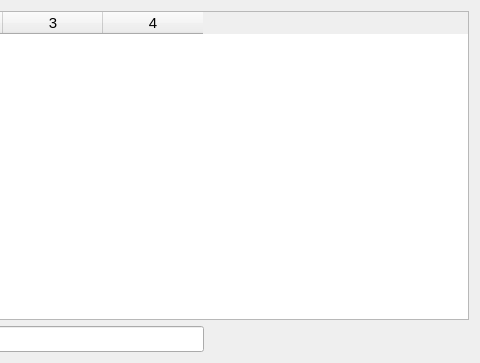
Old version of the form estorecpp/addbillitem.ui in the repository Watti/estorecpp; both pictures show x 209 to 689 and y 0 to 363 of the 689 by 363 pixel window.
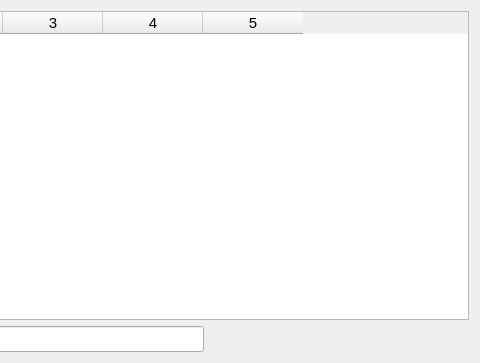
New version of the form.

Diff of the .ui file:
```diff
--- a/estorecpp/addbillitem.ui
+++ b/estorecpp/addbillitem.ui
@@ -22,12 +22,13 @@
       </font>
      </property>
      <property name="columnCount">
-      <number>4</number>
+      <number>5</number>
      </property>
      <column/>
      <column/>
      <column/>
      <column/>
+     <column/>
     </widget>
    </item>
    <item>
```
